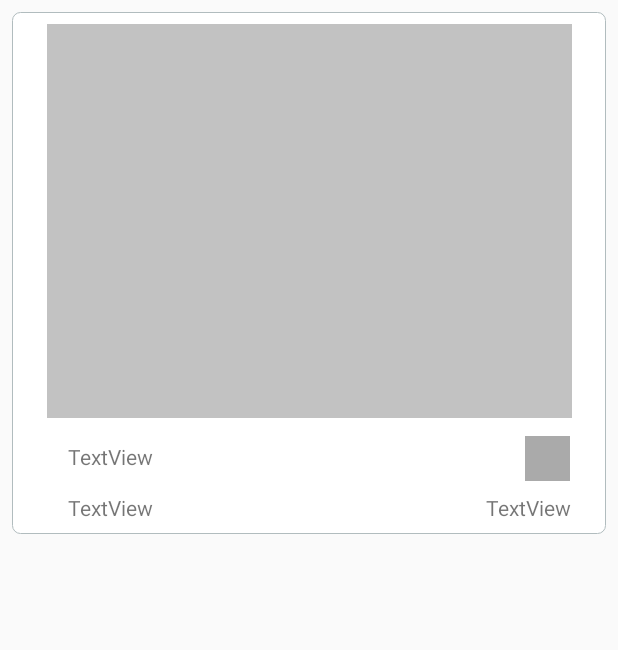
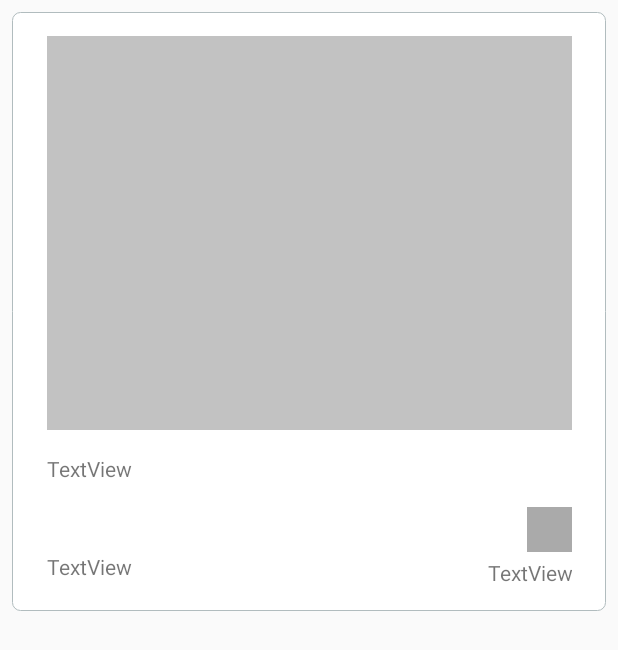
Before and after one commit to yewlimc/ImageView, an Android app: the layout post_item.xml on its own in the app's theme, with its tools: preview values and no code run, on a phone screen of 412 x 824 dp. Shown: the top 650 px of the screen. Run offline under Robolectric (Android 15) with nearby library versions, the phone set to English and light mode, and no system bars.

Commit message:
Fixes in Post Item layout.

```diff
--- a/app/src/main/java/com/example/weblogx2/Activities/HomeActivity.java
+++ b/app/src/main/java/com/example/weblogx2/Activities/HomeActivity.java
@@ -14,9 +14,11 @@ import android.content.Intent;
 import android.content.pm.PackageManager;
 import android.net.Uri;
 import android.os.Bundle;
+import android.view.ContextMenu;
 import android.view.Menu;
 import android.view.MenuItem;
 import android.view.View;
+import android.widget.Button;
 import android.widget.ImageView;
 import android.widget.Toast;
 
@@ -41,6 +43,8 @@ public class HomeActivity extends AppCompatActivity {
     PostAdapter postAdapter;
     FirebaseDatabase firebaseDB;
     DatabaseReference dbReference;
+    private Button postDelete;
+    final int DELETE_MENU = 1;
     List<Post> postList;
 
     @Override
@@ -52,8 +56,7 @@ public class HomeActivity extends AppCompatActivity {
             public void onDataChange(@NonNull DataSnapshot dataSnapshot) {
                 postList = new ArrayList<>();
 
-                for (DataSnapshot postsnap: dataSnapshot.getChildren())
-                {
+                for (DataSnapshot postsnap : dataSnapshot.getChildren()) {
                     Post post = postsnap.getValue(Post.class);
                     postList.add(post);
 
@@ -77,7 +80,6 @@ public class HomeActivity extends AppCompatActivity {
         Toolbar myToolbar = (Toolbar) findViewById(R.id.toolbar);
         setSupportActionBar(myToolbar);
         getSupportActionBar().setDisplayShowTitleEnabled(false);
-
 
 
         FloatingActionButton postButton = findViewById(R.id.postButton);
@@ -107,7 +109,4 @@ public class HomeActivity extends AppCompatActivity {
         dbReference = firebaseDB.getReference("Posts");
 
     }
-
-
-
 }
--- a/app/src/main/java/com/example/weblogx2/Activities/NewPostActivity.java
+++ b/app/src/main/java/com/example/weblogx2/Activities/NewPostActivity.java
@@ -42,6 +42,7 @@ import com.google.firebase.storage.UploadTask;
 import java.io.ByteArrayOutputStream;
 import java.io.File;
 import java.io.IOException;
+import java.text.DateFormat;
 import java.text.SimpleDateFormat;
 import java.util.Calendar;
 import java.util.Date;
@@ -124,9 +125,14 @@ public class NewPostActivity extends AppCompatActivity {
                                     String imageURL = uri.toString();
 
                                     Date currentTime = Calendar.getInstance().getTime();
+                                    DateFormat dateFormat = android.text.format.DateFormat.getDateFormat(getApplicationContext());
+                                    String posttime = dateFormat.format(currentTime);
+
+//                                    SimpleDateFormat format = new SimpleDateFormat("dd-MMM-yyyy  hh:mm a");
+//                                    String date = format.format(Date.parse("Your date string"));
 
                                     // Create a post object
-                                    Post post = new Post(imageURL, descText.getText().toString(), FirebaseAuth.getInstance().getUid(), FirebaseAuth.getInstance().getCurrentUser().getPhotoUrl().toString(), FirebaseAuth.getInstance().getCurrentUser().getDisplayName(), currentTime.toString());
+                                    Post post = new Post(imageURL, descText.getText().toString(), FirebaseAuth.getInstance().getUid(), FirebaseAuth.getInstance().getCurrentUser().getPhotoUrl().toString(), FirebaseAuth.getInstance().getCurrentUser().getDisplayName(), posttime);
 
                                     // Add post object to Firebase DB
                                     uploadPost(post);
@@ -151,7 +157,6 @@ public class NewPostActivity extends AppCompatActivity {
                 }
             }
         });
-
 
 
     }
@@ -263,4 +268,6 @@ public class NewPostActivity extends AppCompatActivity {
 //            Log.v("URI Status", postUri.toString());
 //        }
 //    }
+
+
 }
--- /dev/null
+++ b/app/src/main/res/drawable/ic_delete_grey_24dp.xml
@@ -0,0 +1,5 @@
+<vector android:height="24dp" android:tint="#C2C2C2"
+    android:viewportHeight="24.0" android:viewportWidth="24.0"
+    android:width="24dp" xmlns:android="http://schemas.android.com/apk/res/android">
+    <path android:fillColor="#FF000000" android:pathData="M6,19c0,1.1 0.9,2 2,2h8c1.1,0 2,-0.9 2,-2V7H6v12zM19,4h-3.5l-1,-1h-5l-1,1H5v2h14V4z"/>
+</vector>
--- a/app/src/main/res/layout/post_item.xml
+++ b/app/src/main/res/layout/post_item.xml
@@ -13,8 +13,9 @@
         android:id="@+id/postImage"
         android:layout_width="350dp"
         android:layout_height="262.5dp"
+        android:layout_marginTop="8dp"
+        android:background="@drawable/image_border"
         android:scaleType="centerInside"
-        android:background="@drawable/image_border"
         app:layout_constraintEnd_toEndOf="parent"
         app:layout_constraintStart_toStartOf="parent"
         app:layout_constraintTop_toTopOf="parent"
@@ -24,49 +25,47 @@
         android:id="@+id/post_uImage"
         android:layout_width="30dp"
         android:layout_height="30dp"
-        android:layout_marginTop="12dp"
+        android:layout_marginTop="16dp"
+        android:layout_marginBottom="4dp"
         android:background="@drawable/image_border"
-        app:layout_constraintEnd_toEndOf="parent"
-        app:layout_constraintHorizontal_bias="0.94"
-        app:layout_constraintStart_toEndOf="@+id/postDesc"
-        app:layout_constraintTop_toBottomOf="@+id/postImage"
-        app:srcCompat="@android:color/darker_gray"
-        />
+        app:layout_constraintBottom_toTopOf="@+id/postUsername"
+        app:layout_constraintEnd_toEndOf="@+id/postDesc"
+        app:layout_constraintTop_toBottomOf="@+id/postDesc"
+        app:srcCompat="@android:color/darker_gray" />
+
+    <TextView
+        android:id="@+id/postUsername"
+        android:layout_width="0dp"
+        android:layout_height="wrap_content"
+
+        android:layout_marginStart="64dp"
+        android:layout_marginBottom="8dp"
+        android:text="TextView"
+        android:textAlignment="textEnd"
+        app:layout_constraintBottom_toBottomOf="parent"
+        app:layout_constraintEnd_toEndOf="@+id/post_uImage"
+        app:layout_constraintStart_toEndOf="@+id/timeView" />
+
+    <TextView
+        android:id="@+id/timeView"
+        android:layout_width="100dp"
+        android:layout_height="wrap_content"
+        android:text="TextView"
+        app:layout_constraintBottom_toBottomOf="parent"
+        app:layout_constraintStart_toStartOf="@+id/postDesc"
+        app:layout_constraintTop_toBottomOf="@+id/post_uImage"
+        app:layout_constraintVertical_bias="0.0" />
 
     <TextView
         android:id="@+id/postDesc"
-        android:layout_width="wrap_content"
+        android:layout_width="0dp"
         android:layout_height="wrap_content"
-        android:layout_marginStart="16dp"
         android:layout_marginTop="16dp"
         android:text="TextView"
-        app:layout_constraintEnd_toEndOf="parent"
-        app:layout_constraintHorizontal_bias="0.044"
-        app:layout_constraintStart_toStartOf="parent"
+        app:layout_constraintEnd_toEndOf="@+id/postImage"
+        app:layout_constraintHorizontal_bias="0.0"
+        app:layout_constraintStart_toStartOf="@+id/postImage"
         app:layout_constraintTop_toBottomOf="@+id/postImage" />
-
-    <TextView
-        android:id="@+id/postUsername"
-        android:layout_width="wrap_content"
-        android:layout_height="wrap_content"
-        android:layout_marginTop="8dp"
-        android:text="TextView"
-        app:layout_constraintEnd_toEndOf="parent"
-        app:layout_constraintHorizontal_bias="0.952"
-        app:layout_constraintStart_toStartOf="parent"
-        app:layout_constraintTop_toBottomOf="@+id/post_uImage" />
-
-    <TextView
-        android:id="@+id/timeView"
-        android:layout_width="wrap_content"
-        android:layout_height="wrap_content"
-        android:layout_marginStart="16dp"
-        android:layout_marginTop="8dp"
-        android:text="TextView"
-        app:layout_constraintEnd_toStartOf="@+id/postUsername"
-        app:layout_constraintHorizontal_bias="0.058"
-        app:layout_constraintStart_toStartOf="parent"
-        app:layout_constraintTop_toBottomOf="@+id/post_uImage" />
 
 
 </androidx.constraintlayout.widget.ConstraintLayout>
```
Also changed, not shown: app/src/main/java/com/example/weblogx2/Adapters/PostAdapter.java (+7 -0 lines).
